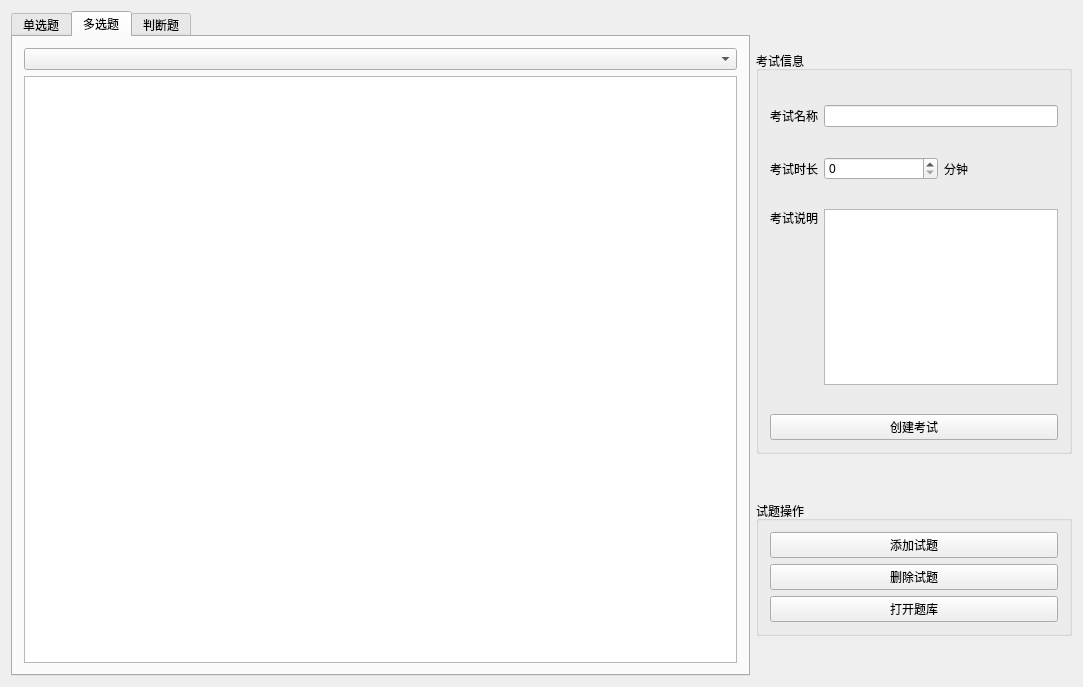
First picture: the form in ExamSystem/AddExam.ui, repository ChenjunYing/examsystem, before the edit.
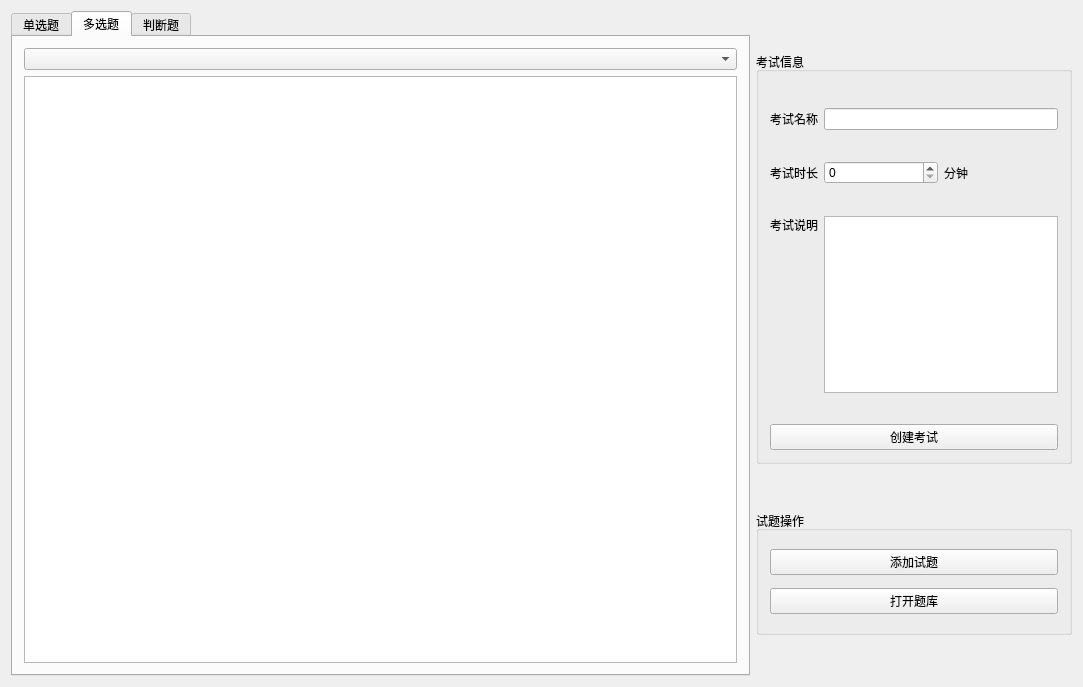
Second picture: the form after the edit. The open tabs and pages were chosen to show the change.

```diff
--- a/ExamSystem/AddExam.ui
+++ b/ExamSystem/AddExam.ui
@@ -268,13 +268,6 @@
           </property>
          </widget>
         </item>
-        <item>
-         <widget class="QPushButton" name="deleteQuestion">
-          <property name="text">
-           <string>删除试题</string>
-          </property>
-         </widget>
-        </item>
         <item>
          <widget class="QPushButton" name="pushButton">
           <property name="text">
```
Left out of the diff: 10 changed lines with no effect on the pictures.
